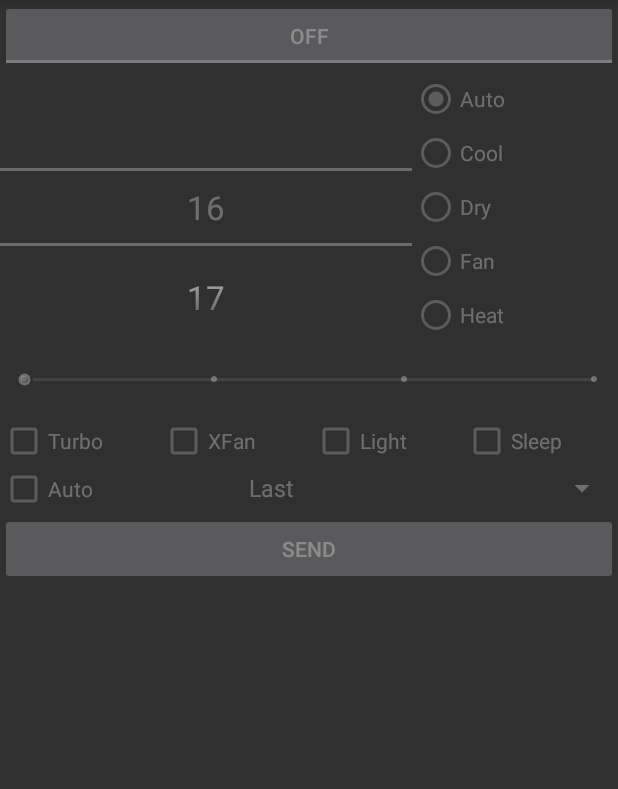
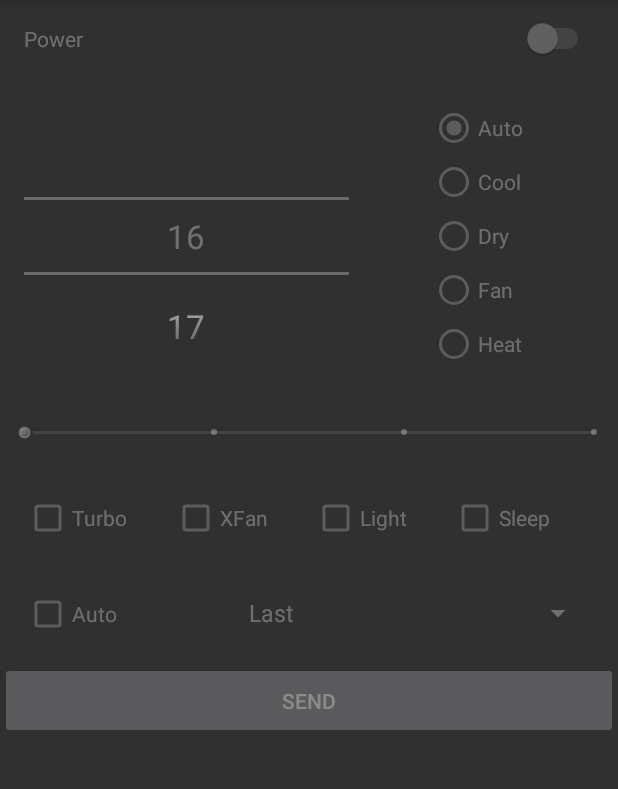
Before and after one commit to andrewshulgin/cooper-hunter-remote, an Android app: the screen it shows after launch (MainActivity), on a phone screen of 412 x 824 dp, the part 84-873 px from its top. Run offline under Robolectric (Android 15) with nearby library versions, the phone set to English and light mode, and no system bars.

Commit message:
android app ui improvement: added padding

```diff
--- a/cooper-hunter-remote-android/app/src/main/res/layout/activity_main.xml
+++ b/cooper-hunter-remote-android/app/src/main/res/layout/activity_main.xml
@@ -14,10 +14,12 @@
         app:layout_constraintRight_toRightOf="parent"
         app:layout_constraintTop_toTopOf="parent">
 
-        <ToggleButton
+        <Switch
             android:id="@+id/powerSwitch"
             android:layout_width="match_parent"
-            android:layout_height="match_parent"
+            android:layout_height="wrap_content"
+            android:padding="16dp"
+            android:text="@string/power"
             app:layout_constraintLeft_toLeftOf="parent"
             app:layout_constraintRight_toRightOf="parent"
             app:layout_constraintTop_toTopOf="parent" />
@@ -27,6 +29,7 @@
             android:layout_width="match_parent"
             android:layout_height="wrap_content"
             android:orientation="horizontal"
+            android:padding="16dp"
             app:layout_constraintLeft_toLeftOf="parent"
             app:layout_constraintRight_toRightOf="parent"
             app:layout_constraintTop_toBottomOf="@id/powerSwitch">
@@ -37,7 +40,13 @@
                 android:layout_height="wrap_content"
                 android:layout_weight="2"
                 android:descendantFocusability="blocksDescendants"
-                android:theme="@style/NumberPicker"/>
+                android:dividerPadding="8dp"
+                android:theme="@style/NumberPicker" />
+
+            <Space
+                android:layout_width="wrap_content"
+                android:layout_height="wrap_content"
+                android:layout_weight=".5" />
 
             <RadioGroup
                 android:id="@+id/modeGroup"
@@ -45,6 +54,7 @@
                 android:layout_height="match_parent"
                 android:layout_weight="1"
                 android:checkedButton="@id/modeAuto"
+                android:dividerPadding="8dp"
                 android:orientation="vertical">
 
                 <RadioButton
@@ -101,6 +111,7 @@
             android:layout_width="match_parent"
             android:layout_height="wrap_content"
             android:orientation="horizontal"
+            android:padding="16dp"
             app:layout_constraintLeft_toLeftOf="parent"
             app:layout_constraintRight_toRightOf="parent"
             app:layout_constraintTop_toBottomOf="@id/fanMode">
@@ -139,6 +150,7 @@
             android:layout_width="match_parent"
             android:layout_height="wrap_content"
             android:orientation="horizontal"
+            android:padding="16dp"
             app:layout_constraintLeft_toLeftOf="parent"
             app:layout_constraintRight_toRightOf="parent"
             app:layout_constraintTop_toBottomOf="@id/optionsGroup">
@@ -162,6 +174,7 @@
             android:id="@+id/sendButton"
             android:layout_width="match_parent"
             android:layout_height="wrap_content"
+            android:padding="16dp"
             android:text="@string/send"
             app:layout_constraintLeft_toLeftOf="parent"
             app:layout_constraintRight_toRightOf="parent"
```
